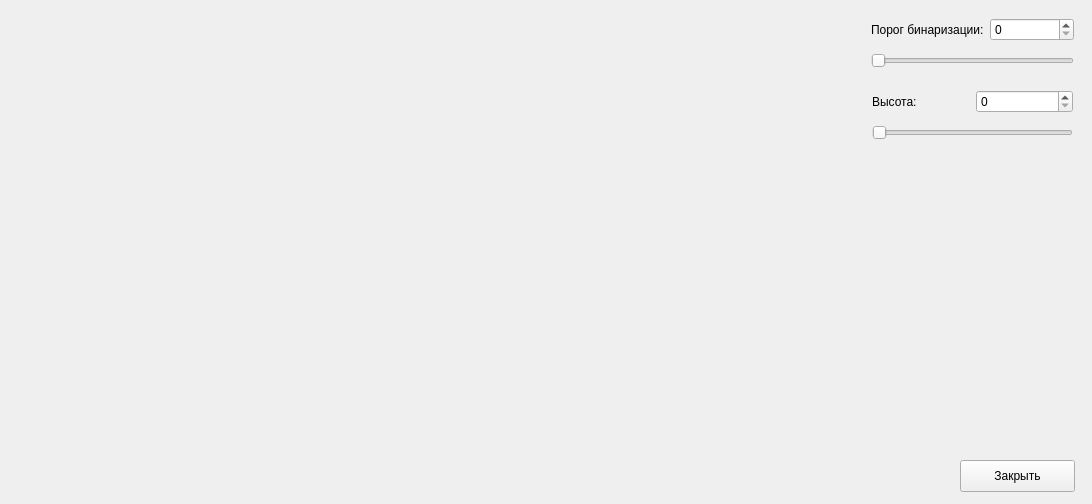
DmitryNekrasov/MDaOT-Framework, file filterdialog.ui: the form before one commit.
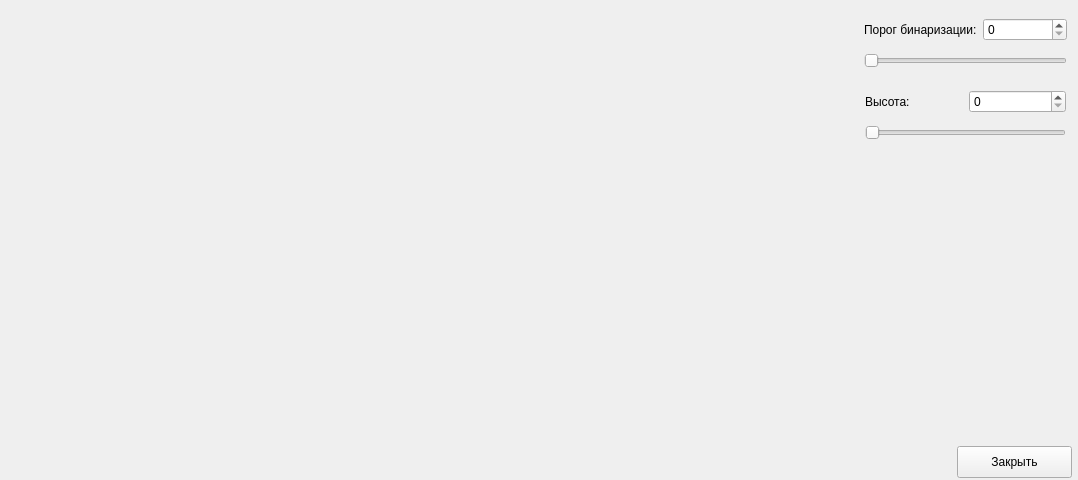
The form after the commit.

The edit to the form file:
```diff
--- a/filterdialog.ui
+++ b/filterdialog.ui
@@ -6,8 +6,8 @@
    <rect>
     <x>0</x>
     <y>0</y>
-    <width>1092</width>
-    <height>504</height>
+    <width>1078</width>
+    <height>480</height>
    </rect>
   </property>
   <property name="windowTitle">
@@ -16,8 +16,8 @@
   <widget class="QPushButton" name="closeButton">
    <property name="geometry">
     <rect>
-     <x>960</x>
-     <y>460</y>
+     <x>957</x>
+     <y>446</y>
      <width>115</width>
      <height>32</height>
     </rect>
@@ -32,7 +32,7 @@
   <widget class="QWidget" name="">
    <property name="geometry">
     <rect>
-     <x>871</x>
+     <x>864</x>
      <y>12</y>
      <width>203</width>
      <height>62</height>
@@ -75,7 +75,7 @@
   <widget class="QWidget" name="">
    <property name="geometry">
     <rect>
-     <x>872</x>
+     <x>865</x>
      <y>84</y>
      <width>201</width>
      <height>62</height>
```
